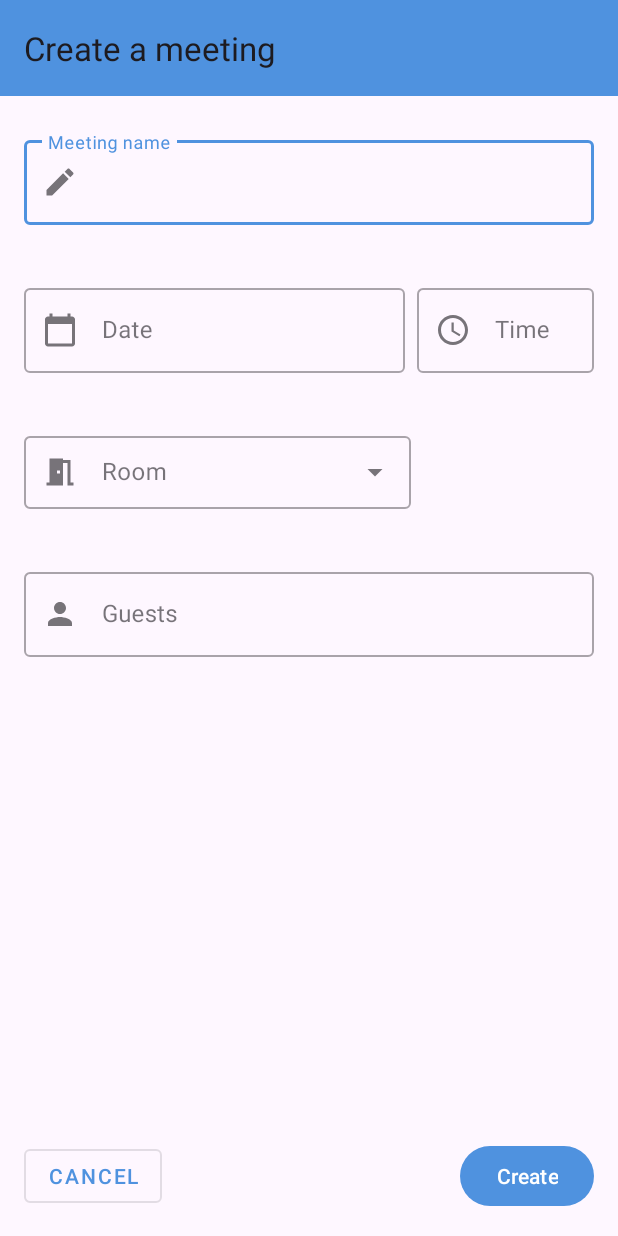
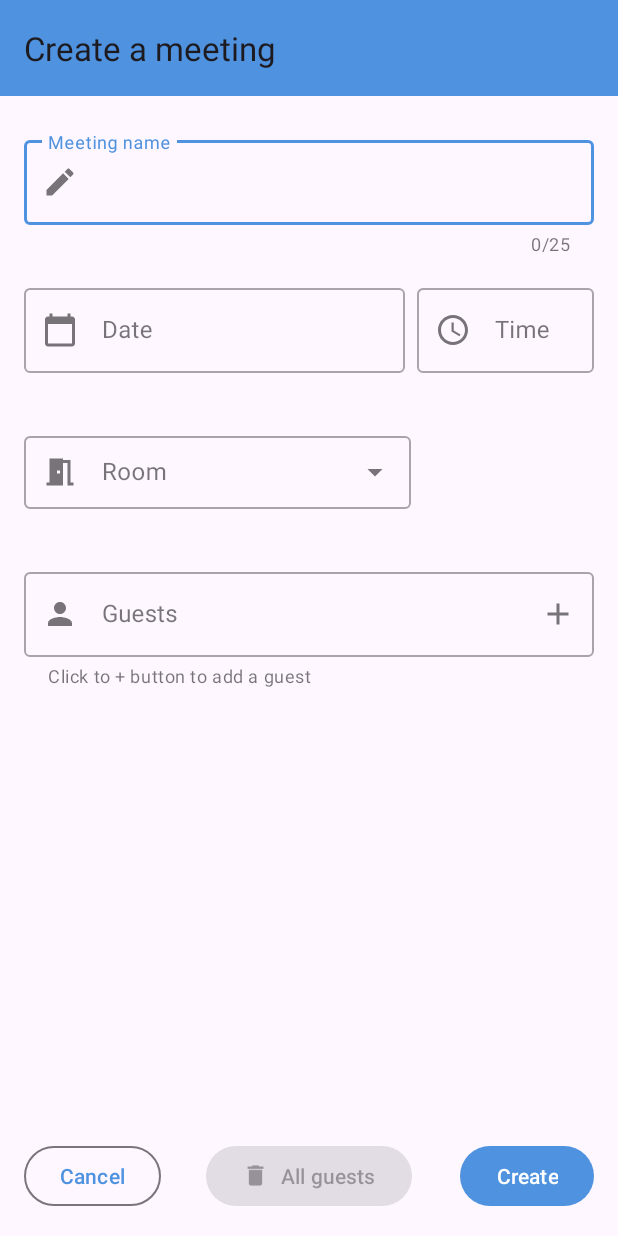
Before and after one commit to MarieM512/OC_Projet4, an Android app: the AddMeetingActivity screen opened directly, with no data from a screen before it, on a phone screen of 412 x 824 dp. Run offline under Robolectric (Android 15) with nearby library versions, the phone set to English and light mode, and no system bars.

Commit message:
Fix display guests + UX add meeting

```diff
--- a/app/src/main/java/com/metay/mareu/MainActivity.java
+++ b/app/src/main/java/com/metay/mareu/MainActivity.java
@@ -112,7 +112,9 @@ public class MainActivity extends AppCompatActivity implements MeetingInterface
 
         switch (item.getItemId()) {
             case R.id.filter_date:
-                new DatePickerDialog(this, date, myCalendar.get(Calendar.YEAR), myCalendar.get(Calendar.MONTH), myCalendar.get(Calendar.DAY_OF_MONTH)).show();
+                DatePickerDialog datePickerDialog = new DatePickerDialog(this, date, myCalendar.get(Calendar.YEAR), myCalendar.get(Calendar.MONTH), myCalendar.get(Calendar.DAY_OF_MONTH));
+                datePickerDialog.getDatePicker().setMinDate(System.currentTimeMillis() - 1000);
+                datePickerDialog.show();
                 break;
             case R.id.filter_room:
                 RoomFilterAlertDialog();
--- a/app/src/main/res/layout/activity_add_meeting.xml
+++ b/app/src/main/res/layout/activity_add_meeting.xml
@@ -22,22 +22,22 @@
         android:layout_height="0dp"
         android:id="@+id/scrollView"
         app:layout_constraintTop_toBottomOf="@id/toolbar"
-        app:layout_constraintBottom_toTopOf="@id/btn_create">
+        app:layout_constraintBottom_toTopOf="@id/btn_create"
+        app:layout_constraintLeft_toLeftOf="parent"
+        app:layout_constraintRight_toRightOf="parent">
 
 
     <com.google.android.material.circularreveal.CircularRevealGridLayout
         android:id="@+id/gridLayout"
         android:layout_width="match_parent"
-        android:layout_height="wrap_content"
-        app:layout_constraintStart_toStartOf="parent"
-        app:layout_constraintEnd_toEndOf="parent"
-        app:layout_constraintTop_toBottomOf="@id/toolbar"
+        android:layout_height="0dp"
         android:layout_margin="16dp"
         android:columnCount="2"
-        android:rowCount="4">
+        android:rowCount="5">
 
         <com.google.android.material.textfield.TextInputLayout
             android:id="@+id/layout_name"
+            app:endIconMode="clear_text"
             app:errorEnabled="true"
             style="@style/Widget.MaterialComponents.TextInputLayout.OutlinedBox"
             android:layout_width="wrap_content"
@@ -47,6 +47,8 @@
             android:layout_column="0"
             android:layout_columnSpan="2"
             android:layout_columnWeight="2"
+            app:counterMaxLength="25"
+            app:counterEnabled="true"
             android:paddingVertical="8dp">
 
             <com.google.android.material.textfield.TextInputEditText
@@ -144,6 +146,11 @@
             android:layout_width="wrap_content"
             android:layout_height="wrap_content"
             app:startIconDrawable="@drawable/ic_baseline_person_24"
+            app:endIconMode="custom"
+            app:endIconDrawable="@drawable/ic_baseline_add_24"
+            app:endIconCheckable="true"
+            app:helperTextEnabled="true"
+            app:helperText="Click to + button to add a guest"
             android:layout_row="3"
             android:layout_column="0"
             android:layout_columnSpan="2"
@@ -158,19 +165,43 @@
                 android:inputType="textEmailAddress"
                 android:minHeight="48dp" />
         </com.google.android.material.textfield.TextInputLayout>
+
+        <com.google.android.material.textview.MaterialTextView
+            android:id="@+id/tvGuests"
+            android:layout_width="wrap_content"
+            android:layout_height="wrap_content"
+            android:layout_margin="16dp"
+            android:layout_row="4"
+            android:layout_column="0"
+            android:layout_columnSpan="2"
+            android:layout_columnWeight="2"/>
+
     </com.google.android.material.circularreveal.CircularRevealGridLayout>
     </androidx.core.widget.NestedScrollView>
 
 
     <com.google.android.material.button.MaterialButton
         android:id="@+id/btn_cancel"
-        style="@style/Widget.MaterialComponents.Button.OutlinedButton"
+        style="@style/Widget.Material3.Button.OutlinedButton"
         android:layout_width="wrap_content"
         android:layout_height="wrap_content"
         android:text="@string/cancel"
         android:layout_margin="16dp"
         app:layout_constraintBottom_toBottomOf="parent"
         app:layout_constraintStart_toStartOf="parent"/>
+
+    <com.google.android.material.button.MaterialButton
+        style="@style/Widget.Material3.Button.ElevatedButton"
+        app:icon="@drawable/ic_baseline_delete_24"
+        android:enabled="false"
+        android:id="@+id/btn_clear_guests"
+        android:layout_width="wrap_content"
+        android:layout_height="wrap_content"
+        android:text="All guests"
+        android:layout_margin="16dp"
+        app:layout_constraintLeft_toLeftOf="parent"
+        app:layout_constraintRight_toRightOf="parent"
+        app:layout_constraintBottom_toBottomOf="parent"/>
 
     <com.google.android.material.button.MaterialButton
         android:id="@+id/btn_create"
```
Also changed, not shown: app/src/main/java/com/metay/mareu/ui/meeting_list/AddMeetingActivity.java (+60 -17 lines), app/src/main/res/layout/item_recycleview.xml (+14 -12 lines).
